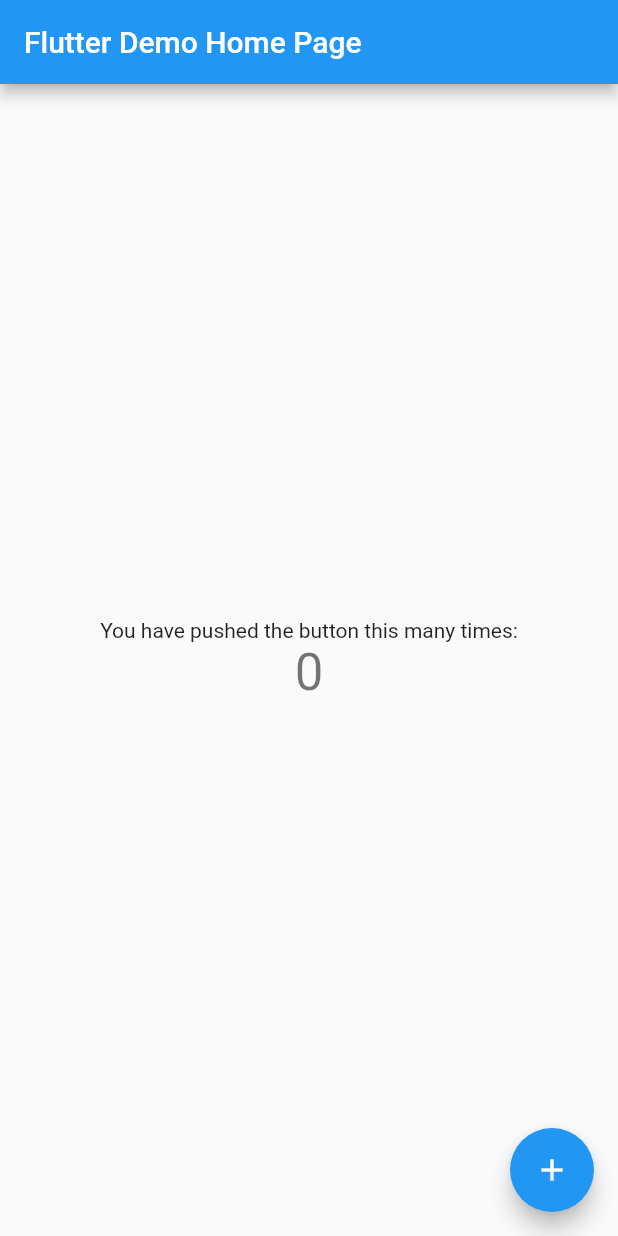
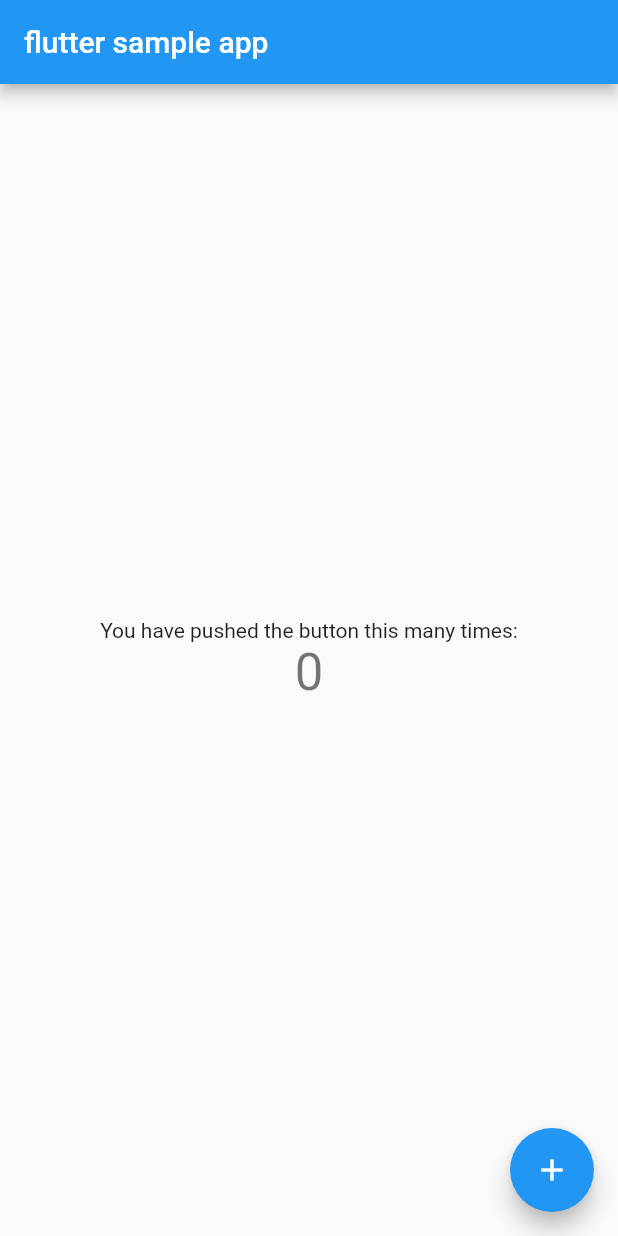
Before and after one commit to ryosuke-horie/sample-flutter-app, a Flutter app: the screen it shows after launch, on a phone screen of 412 x 824 dp. Run offline on Flutter 3.47's test engine with Material 2 defaults, Android fonts, the phone set to English and light mode, and no system bars.

Commit message:
ヘッダータイトルを変更

```diff
--- a/lib/main.dart
+++ b/lib/main.dart
@@ -40,7 +40,7 @@ class _MyHomePageState extends State<MyHomePage> {
   Widget build(BuildContext context) {
     return Scaffold(
       appBar: AppBar(
-        title: Text(widget.title),
+        title: const Text('flutter sample app'),
       ),
       body: Center(
         child: Column(
```
